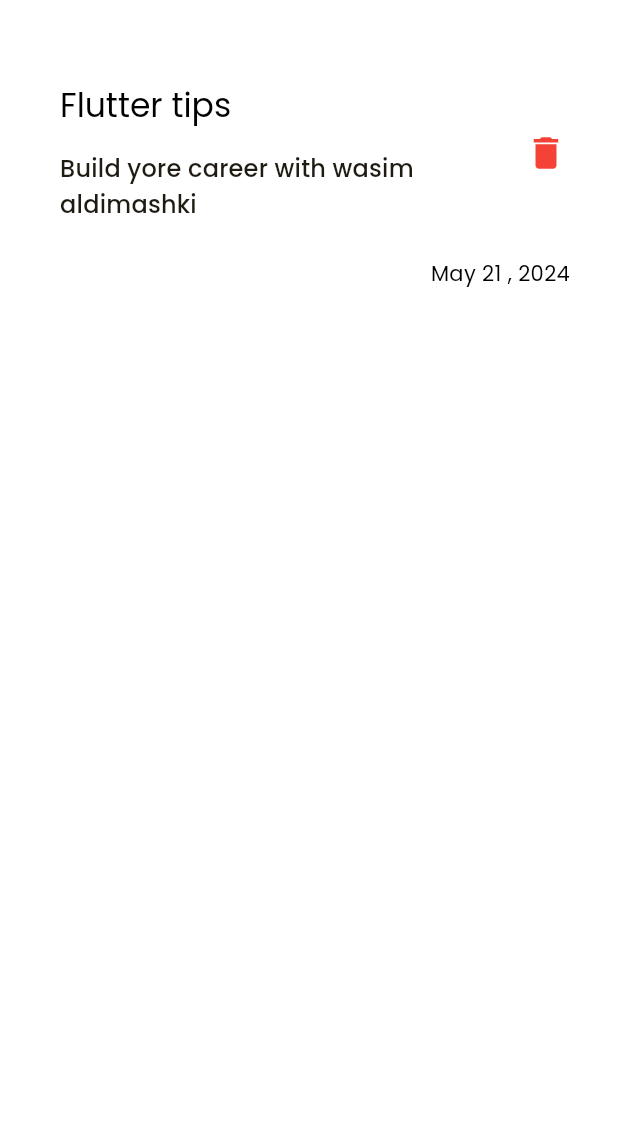
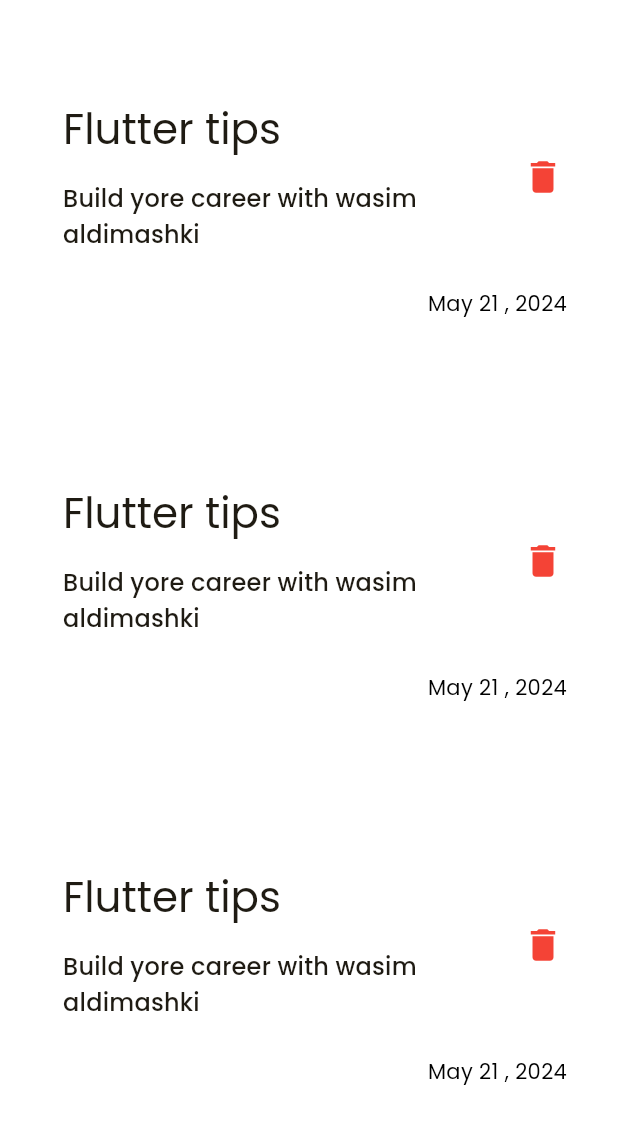
Before and after one commit to wasimaldimashki/notes_app, a Flutter app: the screen it shows after launch, on a phone screen of 412 x 824 dp, the part 84-1228 px from its top. Run offline on Flutter 3.47's test engine with Material 3 defaults, Android fonts, the phone set to English and light mode, and no system bars; our stand-ins replace bloc, flutter_bloc.

Commit message:
Create notes list view

```diff
--- a/lib/home.dart
+++ b/lib/home.dart
@@ -1,6 +1,6 @@
 import 'package:flutter/material.dart';
-import 'package:notes_app/screens/notes_view.dart';
 import 'package:notes_app/widgets/custom_app_bar.dart';
+import 'package:notes_app/widgets/notes_list_view.dart';
 
 class HomePage extends StatelessWidget {
   const HomePage({super.key});
@@ -9,7 +9,7 @@ class HomePage extends StatelessWidget {
   Widget build(BuildContext context) {
     return const Scaffold(
       appBar: CustomAppBar(),
-      body: NotesView(),
+      body: Expanded(child: NotesListView()),
     );
   }
 }
--- a/lib/screens/notes_view.dart
+++ b/lib/screens/notes_view.dart
@@ -6,6 +6,6 @@ class NotesView extends StatelessWidget {
 
   @override
   Widget build(BuildContext context) {
-    return const NotesViewBody();
+    return Text('');
   }
 }
--- a/lib/widgets/note_item.dart
+++ b/lib/widgets/note_item.dart
@@ -10,7 +10,9 @@ class NotesItem extends StatelessWidget {
   Widget build(BuildContext context) {
     return BlocBuilder<ThemeCubit, ThemeModeEnum>(
       builder: (context, themeMode) {
-        return Container(
+        return Padding(
+          padding: const EdgeInsets.all(10.0),
+          child: Container(
             padding: const EdgeInsets.only(bottom: 24, top: 24, left: 16),
             decoration: BoxDecoration(
               borderRadius: BorderRadius.circular(16),
@@ -24,10 +26,10 @@ class NotesItem extends StatelessWidget {
                 ListTile(
                   title: Text(
                     'Flutter tips',
-                  style: Theme.of(context).textTheme.titleLarge,
+                    style: Theme.of(context).textTheme.headlineMedium,
                   ),
                   subtitle: Padding(
-                  padding: EdgeInsets.only(top: 16),
+                    padding: const EdgeInsets.only(top: 16),
                     child: Text(
                       'Build yore career with wasim aldimashki',
                       style: Theme.of(context).textTheme.titleMedium,
@@ -47,6 +49,7 @@ class NotesItem extends StatelessWidget {
                 ),
               ],
             ),
+          ),
         );
       },
     );
--- /dev/null
+++ b/lib/widgets/notes_list_view.dart
@@ -0,0 +1,16 @@
+import 'package:flutter/material.dart';
+import 'package:notes_app/widgets/note_item.dart';
+
+class NotesListView extends StatelessWidget {
+  const NotesListView({super.key});
+
+  @override
+  Widget build(BuildContext context) {
+    return ListView.builder(itemBuilder: (context, index) {
+      return const Padding(
+        padding: EdgeInsets.symmetric(vertical: 10),
+        child: NotesItem(),
+      );
+    });
+  }
+}
--- a/lib/widgets/notes_view_body.dart
+++ b/lib/widgets/notes_view_body.dart
@@ -1,18 +1,25 @@
-import 'package:flutter/material.dart';
-import 'package:notes_app/widgets/note_item.dart';
+// import 'package:flutter/material.dart';
+// import 'package:flutter/widgets.dart';
+// import 'package:notes_app/widgets/note_item.dart';
 
-class NotesViewBody extends StatelessWidget {
-  const NotesViewBody({super.key});
+// class NotesViewBody extends StatelessWidget {
+//   const NotesViewBody({super.key});
 
-  @override
-  Widget build(BuildContext context) {
-    return const Padding(
-      padding: EdgeInsets.all(8.0),
-      child: Column(
-        children: [
-          NotesItem(),
-        ],
-      ),
-    );
-  }
-}
+//   @override
+//   Widget build(BuildContext context) {
+//     return Padding(
+//       padding: const EdgeInsets.all(8.0),
+//       child: Column(
+//         children: [
+//           Expanded(
+//             child: ListView(
+//               children: [
+//                 NotesItem(),
+//               ],
+//             ),
+//           )
+//         ],
+//       ),
+//     );
+//   }
+// }
```
Lines whose indentation alone changed are shown as unchanged.
